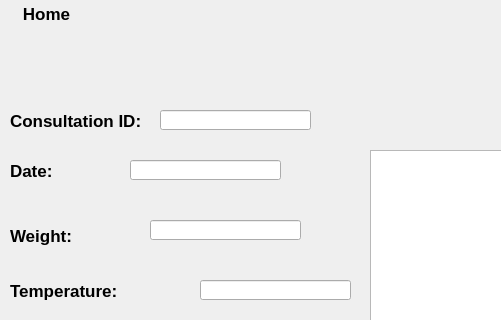
Above: employee/employee.ui from mahmoud-chebil/E-health-2A8 before the change; both pictures show x 0 to 501 and y 0 to 320 of the 800 by 600 pixel window. Below: the same form after it.
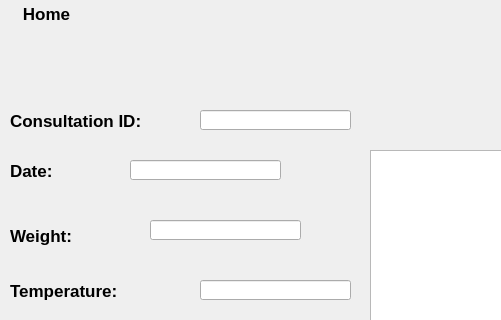
That is the form after the change. The open tabs and pages were chosen to show the change. Icons and pictures are not drawn.

Diff of the .ui file:
```diff
--- a/employee/employee.ui
+++ b/employee/employee.ui
@@ -238,7 +238,7 @@
       <rect>
        <x>10</x>
        <y>80</y>
-       <width>161</width>
+       <width>181</width>
        <height>21</height>
       </rect>
      </property>
@@ -336,7 +336,7 @@
     <widget class="QLineEdit" name="lineEditconsultationid">
      <property name="geometry">
       <rect>
-       <x>160</x>
+       <x>200</x>
        <y>80</y>
        <width>151</width>
        <height>20</height>
```
Left out of the diff: 50 changed lines with no effect on the pictures.
